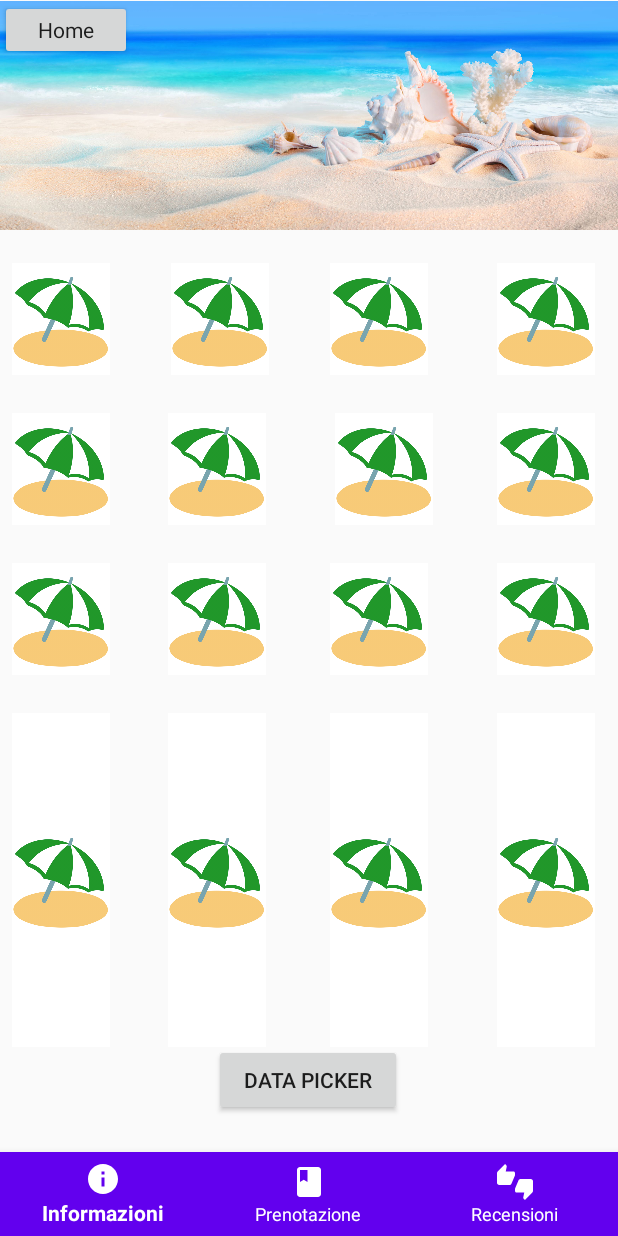
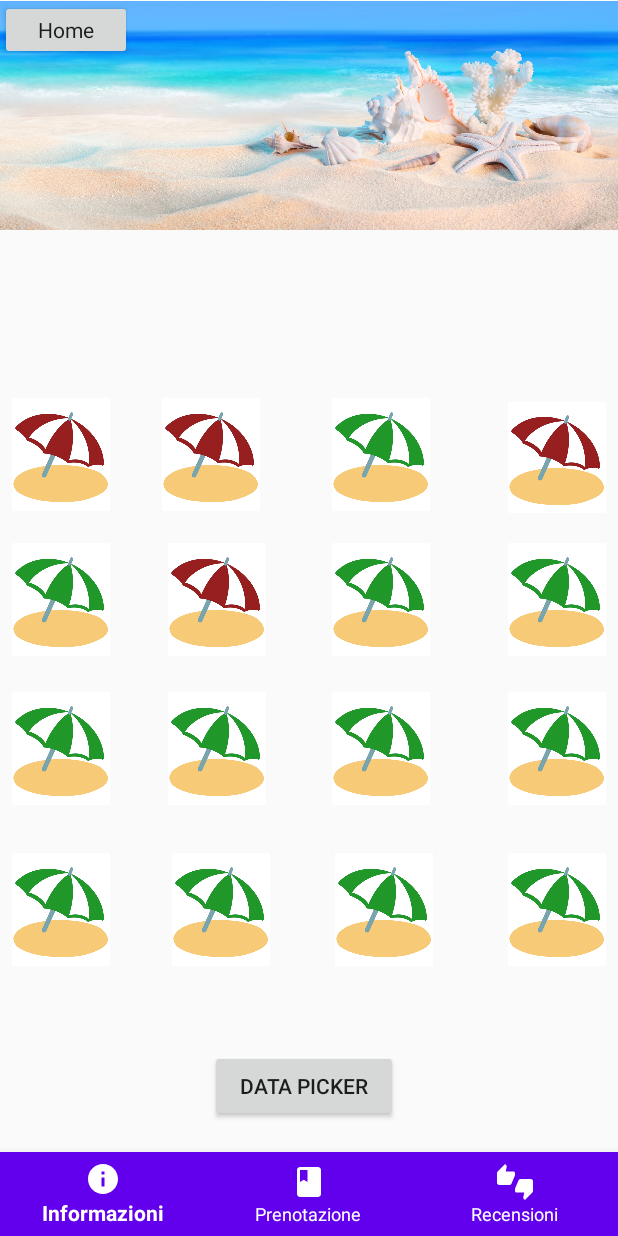
Before and after one commit to pinciaandrea/Tirocinio, an Android app: the ActivityTwo screen opened directly, with no data from a screen before it, on a phone screen of 412 x 824 dp. Run offline under Robolectric (Android 15) with nearby library versions, the phone set to English and light mode, and no system bars.

Commit message:
Funziona + migliorie

```diff
--- a/app/src/main/java/com/example/progetto/ActivityTwo.java
+++ b/app/src/main/java/com/example/progetto/ActivityTwo.java
@@ -19,7 +19,6 @@ import android.widget.ImageButton;
 import android.widget.Toast;
 
 import com.example.progetto.Database.DatabaseHelper;
-import com.example.progetto.Database.Model.Umbrella;
 
 import java.util.List;
 
@@ -57,22 +56,22 @@ public class ActivityTwo extends AppCompatActivity
             }
         };
 
-        img0 = findViewById(R.id.imageButton);
-        img1 = findViewById(R.id.imageButton2);
-        img2 = findViewById(R.id.imageButton3);
-        img3 = findViewById(R.id.imageButton4);
-        img4 = findViewById(R.id.imageButton9);
-        img5 = findViewById(R.id.imageButton17);
-        img6 = findViewById(R.id.imageButton8);
-        img7 = findViewById(R.id.imageButton6);
-        img8 = findViewById(R.id.imageButton12);
-        img9 = findViewById(R.id.imageButton5);
-        img10 = findViewById(R.id.imageButton10);
-        img11 = findViewById(R.id.imageButton11);
-        img12 = findViewById(R.id.imageButton14);
-        img13 = findViewById(R.id.imageButton13);
-        img14 = findViewById(R.id.imageButton15);
-        img15 = findViewById(R.id.imageButton16);
+        img0 = findViewById(R.id.ombrellone4);
+        img1 = findViewById(R.id.ombrellone1);
+        img2 = findViewById(R.id.ombrellone2);
+        img3 = findViewById(R.id.ombrellone3);
+        img4 = findViewById(R.id.ombrellone5);
+        img5 = findViewById(R.id.ombrellone6);
+        img6 = findViewById(R.id.ombrellone7);
+        img7 = findViewById(R.id.ombrellone8);
+        img8 = findViewById(R.id.ombrellone9);
+        img9 = findViewById(R.id.ombrellone10);
+        img10 = findViewById(R.id.ombrellone11);
+        img11 = findViewById(R.id.ombrellone12);
+        img12 = findViewById(R.id.ombrellone13);
+        img13 = findViewById(R.id.ombrellone14);
+        img14 = findViewById(R.id.ombrellone15);
+        img15 = findViewById(R.id.ombrellone16);
 
 
         Button dataButton = (Button) findViewById(R.id.button4);
--- a/app/src/main/java/com/example/progetto/Database/DatabaseHelper.java
+++ b/app/src/main/java/com/example/progetto/Database/DatabaseHelper.java
@@ -60,22 +60,22 @@ public class DatabaseHelper extends SQLiteOpenHelper {
     }
 
     public void InsertAllUmbrella(){
-        insertUmbrella(0, false);
-        insertUmbrella(1, false);
-        insertUmbrella(2, false);
-        insertUmbrella(3, false);
-        insertUmbrella(4, false);
-        insertUmbrella(5, false);
-        insertUmbrella(6, false);
-        insertUmbrella(7, false);
-        insertUmbrella(8, false);
-        insertUmbrella(9, false);
-        insertUmbrella(10, false);
-        insertUmbrella(11, false);
-        insertUmbrella(12, false);
-        insertUmbrella(13, false);
-        insertUmbrella(14, false);
-        insertUmbrella(15, false);
+        insertUmbrella(0, false); //ombrellone16
+        insertUmbrella(1, false); //ombrellone15
+        insertUmbrella(2, false); //ombrellone14
+        insertUmbrella(3, false); //ombrellone13
+        insertUmbrella(4, false);   //ombrellone12
+        insertUmbrella(5, false);   //ombrellone11
+        insertUmbrella(6, false);    //ombrellone10
+        insertUmbrella(7, false);    //ombrellone9
+        insertUmbrella(8, false);    //ombrellone8
+        insertUmbrella(9, false);    //ombrellone7
+        insertUmbrella(10, true);   //ombrellone6
+        insertUmbrella(11, false);  //ombrellone5
+        insertUmbrella(12, false);  //ombrellone3
+        insertUmbrella(13, true); //ombrellone1
+        insertUmbrella(14, true); //ombrellone2
+        insertUmbrella(15, true); //ombrellone4
 
 
     }
--- a/app/src/main/res/layout/activity_two.xml
+++ b/app/src/main/res/layout/activity_two.xml
@@ -41,281 +41,252 @@
 
         <ImageView
             android:id="@+id/imageView"
-            android:layout_width="match_parent"
+            android:layout_width="wrap_content"
             android:layout_height="154dp"
-            android:layout_marginBottom="21dp"
-            app:layout_constraintBottom_toTopOf="@+id/imageButton2"
-            app:layout_constraintEnd_toEndOf="parent"
-            app:layout_constraintStart_toStartOf="parent"
-            app:layout_constraintTop_toTopOf="parent"
             app:srcCompat="@drawable/vacanze_mare" />
 
         <ImageButton
-            android:id="@+id/imageButton2"
+            android:id="@+id/ombrellone1"
             android:layout_width="65dp"
-            android:layout_height="0dp"
+            android:layout_height="75dp"
             android:layout_marginStart="8dp"
-            android:layout_marginTop="175dp"
-            android:layout_marginBottom="25dp"
+            android:layout_marginTop="8dp"
+            android:layout_marginEnd="8dp"
+            android:layout_marginBottom="20dp"
             android:background="#FFFFFF"
+            android:onClick="btn_showdialogbusy"
             android:scaleType="fitCenter"
-            android:onClick="btn_showdialogbusy"
-            app:layout_constraintBottom_toTopOf="@+id/imageButton9"
+            app:layout_constraintBottom_toTopOf="@+id/ombrellone5"
+            app:layout_constraintEnd_toStartOf="@+id/ombrellone2"
+            app:layout_constraintHorizontal_bias="0.0"
             app:layout_constraintStart_toStartOf="parent"
-            app:layout_constraintTop_toTopOf="parent"
+            app:layout_constraintTop_toTopOf="@+id/button2"
+            app:layout_constraintVertical_bias="0.994"
             app:srcCompat="@drawable/umbrella_busy" />
 
         <ImageButton
-            android:id="@+id/imageButton5"
+            android:id="@+id/ombrellone10"
             android:layout_width="65dp"
-            android:layout_height="0dp"
-            android:layout_marginStart="112dp"
-            android:layout_marginTop="375dp"
-            android:layout_marginBottom="25dp"
+            android:layout_height="75dp"
+            android:layout_marginEnd="44dp"
+            android:layout_marginBottom="32dp"
             android:background="#FFFFFF"
+            android:onClick="btn_showdialogbusy"
             android:scaleType="fitCenter"
-            app:layout_constraintBottom_toTopOf="@+id/imageButton13"
-            app:layout_constraintStart_toStartOf="parent"
-            app:layout_constraintTop_toTopOf="parent"
-            app:layout_constraintVertical_bias="0.0"
-            app:srcCompat="@drawable/umbrella_busy"
-            android:onClick="btn_showdialogbusy"/>
+            app:layout_constraintBottom_toTopOf="@+id/ombrellone14"
+            app:layout_constraintEnd_toStartOf="@+id/ombrellone11"
+            app:srcCompat="@drawable/umbrella_busy" />
 
         <ImageButton
-            android:id="@+id/imageButton14"
+            android:id="@+id/ombrellone13"
             android:layout_width="65dp"
-            android:layout_height="0dp"
+            android:layout_height="75dp"
             android:layout_marginStart="8dp"
-            android:layout_marginTop="475dp"
-            android:layout_marginBottom="70dp"
+            android:layout_marginBottom="180dp"
             android:background="#FFFFFF"
+            android:onClick="btn_showdialogbusy"
             android:scaleType="fitCenter"
-            app:layout_constraintBottom_toTopOf="@+id/bottom_navigation"
+            app:layout_constraintBottom_toBottomOf="parent"
             app:layout_constraintStart_toStartOf="parent"
-            app:layout_constraintTop_toTopOf="parent"
-            app:srcCompat="@drawable/umbrella_busy"
-            android:onClick="btn_showdialogbusy"/>
+            app:srcCompat="@drawable/umbrella_busy" />
 
         <ImageButton
-            android:id="@+id/imageButton15"
+            android:id="@+id/ombrellone16"
             android:layout_width="65dp"
-            android:layout_height="0dp"
-            android:layout_marginStart="323dp"
-            android:layout_marginTop="475dp"
+            android:layout_height="75dp"
             android:layout_marginEnd="8dp"
-            android:layout_marginBottom="70dp"
+            android:layout_marginBottom="180dp"
             android:background="#FFFFFF"
+            android:onClick="btn_showdialogbusy"
             android:scaleType="fitCenter"
-            app:layout_constraintBottom_toTopOf="@+id/bottom_navigation"
+            app:layout_constraintBottom_toBottomOf="parent"
             app:layout_constraintEnd_toEndOf="parent"
-            app:layout_constraintStart_toStartOf="parent"
-            app:layout_constraintTop_toTopOf="parent"
-            app:srcCompat="@drawable/umbrella_busy"
-            android:onClick="btn_showdialogbusy"/>
+            app:srcCompat="@drawable/umbrella_busy" />
 
         <ImageButton
-            android:id="@+id/imageButton6"
+            android:id="@+id/ombrellone8"
             android:layout_width="65dp"
-            android:layout_height="0dp"
-            android:layout_marginStart="323dp"
-            android:layout_marginTop="275dp"
+            android:layout_height="75dp"
             android:layout_marginEnd="8dp"
-            android:layout_marginBottom="25dp"
+            android:layout_marginBottom="24dp"
             android:background="#FFFFFF"
+            android:onClick="btn_showdialogbusy"
             android:scaleType="fitCenter"
-            app:layout_constraintBottom_toTopOf="@+id/imageButton10"
+            app:layout_constraintBottom_toTopOf="@+id/ombrellone12"
             app:layout_constraintEnd_toEndOf="parent"
-            app:layout_constraintStart_toStartOf="parent"
-            app:layout_constraintTop_toTopOf="parent"
-            app:srcCompat="@drawable/umbrella_busy"
-            android:onClick="btn_showdialogbusy"/>
+            app:srcCompat="@drawable/umbrella_busy" />
 
         <ImageButton
-            android:id="@+id/imageButton11"
+            android:id="@+id/ombrellone11"
             android:layout_width="65dp"
-            android:layout_height="0dp"
-            android:layout_marginStart="220dp"
-            android:layout_marginTop="375dp"
-            android:layout_marginBottom="25dp"
+            android:layout_height="75dp"
+            android:layout_marginEnd="52dp"
+            android:layout_marginBottom="32dp"
             android:background="#FFFFFF"
+            android:onClick="btn_showdialogbusy"
             android:scaleType="fitCenter"
-            app:layout_constraintBottom_toTopOf="@+id/imageButton16"
-            app:layout_constraintStart_toStartOf="parent"
-            app:layout_constraintTop_toTopOf="parent"
-            app:layout_constraintVertical_bias="0.0"
-            app:srcCompat="@drawable/umbrella_busy"
-            android:onClick="btn_showdialogbusy"/>
+            app:layout_constraintBottom_toTopOf="@+id/ombrellone15"
+            app:layout_constraintEnd_toStartOf="@+id/ombrellone12"
+            app:srcCompat="@drawable/umbrella_busy" />
 
         <ImageButton
-            android:id="@+id/imageButton17"
+            android:id="@+id/ombrellone6"
             android:layout_width="65dp"
-            android:layout_height="0dp"
-            android:layout_marginStart="112dp"
-            android:layout_marginTop="275dp"
-            android:layout_marginBottom="25dp"
+            android:layout_height="75dp"
+            android:layout_marginEnd="44dp"
+            android:layout_marginBottom="24dp"
             android:background="#FFFFFF"
+            android:onClick="btn_showdialogbusy"
             android:scaleType="fitCenter"
-            app:layout_constraintBottom_toTopOf="@+id/imageButton5"
-            app:layout_constraintStart_toStartOf="parent"
-            app:layout_constraintTop_toTopOf="parent"
-            app:layout_constraintVertical_bias="0.3"
-            app:srcCompat="@drawable/umbrella_busy"
-            android:onClick="btn_showdialogbusy"/>
+            app:layout_constraintBottom_toTopOf="@+id/ombrellone10"
+            app:layout_constraintEnd_toStartOf="@+id/ombrellone7"
+            app:srcCompat="@drawable/umbrella_busy" />
 
         <ImageButton
-            android:id="@+id/imageButton12"
+            android:id="@+id/ombrellone9"
             android:layout_width="65dp"
-            android:layout_height="0dp"
+            android:layout_height="75dp"
             android:layout_marginStart="8dp"
-            android:layout_marginTop="375dp"
-            android:layout_marginBottom="25dp"
+            android:layout_marginEnd="36dp"
+            android:layout_marginBottom="32dp"
             android:background="#FFFFFF"
+            android:onClick="btn_showdialogbusy"
             android:scaleType="fitCenter"
-            app:layout_constraintBottom_toTopOf="@+id/imageButton14"
+            app:layout_constraintBottom_toTopOf="@+id/ombrellone13"
+            app:layout_constraintEnd_toStartOf="@+id/ombrellone10"
+            app:layout_constraintHorizontal_bias="0.0"
             app:layout_constraintStart_toStartOf="parent"
-            app:layout_constraintTop_toTopOf="parent"
-            app:layout_constraintVertical_bias="0.0"
-            app:srcCompat="@drawable/umbrella_busy"
-            android:onClick="btn_showdialogbusy" />
+            app:srcCompat="@drawable/umbrella_busy" />
 
         <ImageButton
-            android:id="@+id/imageButton"
+            android:id="@+id/ombrellone4"
             android:layout_width="65dp"
-            android:layout_height="0dp"
-            android:layout_marginStart="323dp"
-            android:layout_marginTop="175dp"
+            android:layout_height="74dp"
+            android:layout_marginTop="8dp"
             android:layout_marginEnd="8dp"
-            android:layout_marginBottom="25dp"
+            android:layout_marginBottom="20dp"
             android:background="#FFFFFF"
+            android:onClick="btn_showdialogbusy"
             android:scaleType="fitCenter"
-            app:layout_constraintBottom_toTopOf="@+id/imageButton6"
+            app:layout_constraintBottom_toTopOf="@+id/ombrellone8"
             app:layout_constraintEnd_toEndOf="parent"
-            app:layout_constraintStart_toStartOf="parent"
             app:layout_constraintTop_toTopOf="parent"
-            app:layout_constraintVertical_bias="0.0"
-            app:srcCompat="@drawable/umbrella_busy"
-            android:onClick="btn_showdialogbusy"/>
+            app:layout_constraintVertical_bias="1.0"
+            app:srcCompat="@drawable/umbrella_busy" />
 
         <ImageButton
-            android:id="@+id/imageButton3"
+            android:id="@+id/ombrellone2"
             android:layout_width="65dp"
-            android:layout_height="0dp"
-            android:layout_marginStart="114dp"
-            android:layout_marginTop="175dp"
-            android:layout_marginBottom="25dp"
+            android:layout_height="75dp"
+            android:layout_marginTop="8dp"
+            android:layout_marginEnd="48dp"
+            android:layout_marginBottom="20dp"
             android:background="#FFFFFF"
+            android:onClick="btn_showdialogfree3"
             android:scaleType="fitCenter"
-            android:onClick="btn_showdialogfree3"
-            app:layout_constraintBottom_toTopOf="@+id/imageButton17"
-            app:layout_constraintStart_toStartOf="parent"
+            app:layout_constraintBottom_toTopOf="@+id/ombrellone6"
+            app:layout_constraintEnd_toStartOf="@+id/ombrellone3"
             app:layout_constraintTop_toTopOf="parent"
+            app:layout_constraintVertical_bias="0.994"
             app:srcCompat="@drawable/umbrella_free" />
 
         <ImageButton
-            android:id="@+id/imageButton8"
+            android:id="@+id/ombrellone7"
             android:layout_width="65dp"
-            android:layout_height="0dp"
-            android:layout_marginStart="223dp"
-            android:layout_marginTop="275dp"
-            android:layout_marginBottom="25dp"
+            android:layout_height="75dp"
+            android:layout_marginEnd="52dp"
+            android:layout_marginBottom="24dp"
             android:background="#FFFFFF"
+            android:onClick="btn_showdialogfree8"
             android:scaleType="fitCenter"
-            app:layout_constraintBottom_toTopOf="@+id/imageButton11"
-            app:layout_constraintStart_toStartOf="parent"
-            app:layout_constraintTop_toTopOf="parent"
-            app:srcCompat="@drawable/umbrella_free"
-            android:onClick="btn_showdialogfree8"/>
+            app:layout_constraintBottom_toTopOf="@+id/ombrellone11"
+            app:layout_constraintEnd_toStartOf="@+id/ombrellone8"
+            app:srcCompat="@drawable/umbrella_free" />
 
         <ImageButton
-            android:id="@+id/imageButton16"
+            android:id="@+id/ombrellone15"
             android:layout_width="65dp"
-            android:layout_height="0dp"
-            android:layout_marginStart="220dp"
-            android:layout_marginTop="475dp"
-            android:layout_marginBottom="70dp"
+            android:layout_height="75dp"
+            android:layout_marginBottom="180dp"
             android:background="#FFFFFF"
+            android:onClick="btn_showdialogfree16"
             android:scaleType="fitCenter"
-            app:layout_constraintBottom_toTopOf="@+id/bottom_navigation"
+            app:layout_constraintBottom_toBottomOf="parent"
+            app:layout_constraintEnd_toEndOf="parent"
+            app:layout_constraintHorizontal_bias="0.644"
             app:layout_constraintStart_toStartOf="parent"
-            app:layout_constraintTop_toTopOf="parent"
-            app:srcCompat="@drawable/umbrella_free"
-            android:onClick="btn_showdialogfree16"/>
+            app:srcCompat="@drawable/umbrella_free" />
 
         <ImageButton
-            android:id="@+id/imageButton13"
+            android:id="@+id/ombrellone14"
             android:layout_width="65dp"
-            android:layout_height="0dp"
-            android:layout_marginStart="112dp"
-            android:layout_marginTop="475dp"
-            android:layout_marginBottom="70dp"
+            android:layout_height="75dp"
+            android:layout_marginEnd="232dp"
+            android:layout_marginBottom="180dp"
             android:background="#FFFFFF"
+            android:onClick="btn_showdialogfree13"
             android:scaleType="fitCenter"
-            app:layout_constraintBottom_toTopOf="@+id/bottom_navigation"
-            app:layout_constraintStart_toStartOf="parent"
-            app:layout_constraintTop_toTopOf="parent"
-            app:srcCompat="@drawable/umbrella_free"
-            android:onClick="btn_showdialogfree13"/>
+            app:layout_constraintBottom_toBottomOf="parent"
+            app:layout_constraintEnd_toEndOf="parent"
+            app:srcCompat="@drawable/umbrella_free" />
 
         <ImageButton
-            android:id="@+id/imageButton9"
+            android:id="@+id/ombrellone5"
             android:layout_width="65dp"
-            android:layout_height="0dp"
+            android:layout_height="75dp"
             android:layout_marginStart="8dp"
-            android:layout_marginTop="275dp"
-            android:layout_marginBottom="25dp"
+            android:layout_marginEnd="8dp"
+            android:layout_marginBottom="24dp"
             android:background="#FFFFFF"
+            android:onClick="btn_showdialogfree9"
             android:scaleType="fitCenter"
-            app:layout_constraintBottom_toTopOf="@+id/imageButton12"
+            app:layout_constraintBottom_toTopOf="@+id/ombrellone9"
+            app:layout_constraintEnd_toStartOf="@+id/ombrellone6"
+            app:layout_constraintHorizontal_bias="0.0"
             app:layout_constraintStart_toStartOf="parent"
-            app:layout_constraintTop_toTopOf="parent"
-            app:layout_constraintVertical_bias="0.312"
-            app:srcCompat="@drawable/umbrella_free"
-            android:onClick="btn_showdialogfree9"/>
+            app:srcCompat="@drawable/umbrella_free" />
 
         <ImageButton
-            android:id="@+id/imageButton10"
+            android:id="@+id/ombrellone12"
             android:layout_width="65dp"
-            android:layout_height="0dp"
-            android:layout_marginStart="323dp"
-            android:layout_marginTop="375dp"
+            android:layout_height="75dp"
             android:layout_marginEnd="8dp"
-            android:layout_marginBottom="25dp"
+            android:layout_marginBottom="32dp"
             android:background="#FFFFFF"
+            android:onClick="btn_showdialogfree10"
             android:scaleType="fitCenter"
-            app:layout_constraintBottom_toTopOf="@+id/imageButton15"
+            app:layout_constraintBottom_toTopOf="@+id/ombrellone16"
             app:layout_constraintEnd_toEndOf="parent"
-            app:layout_constraintStart_toStartOf="parent"
-            app:layout_constraintTop_toTopOf="parent"
-            app:layout_constraintVertical_bias="0.0"
-            app:srcCompat="@drawable/umbrella_free"
-            android:onClick="btn_showdialogfree10"/>
+            app:srcCompat="@drawable/umbrella_free" />
 
         <ImageButton
-            android:id="@+id/imageButton4"
+            android:id="@+id/ombrellone3"
             android:layout_width="65dp"
-            android:layout_height="0dp"
-            android:layout_marginStart="220dp"
-            android:layout_marginTop="175dp"
-            android:layout_marginBottom="25dp"
+            android:layout_height="75dp"
+            android:layout_marginTop="8dp"
+            android:layout_marginEnd="52dp"
+            android:layout_marginBottom="20dp"
             android:background="#FFFFFF"
+            android:onClick="btn_showdialogfree4"
             android:scaleType="fitCenter"
-            app:layout_constraintBottom_toTopOf="@+id/imageButton8"
-            app:layout_constraintStart_toStartOf="parent"
+            app:layout_constraintBottom_toTopOf="@+id/ombrellone7"
+            app:layout_constraintEnd_toStartOf="@+id/ombrellone4"
             app:layout_constraintTop_toTopOf="parent"
-            app:layout_constraintVertical_bias="0.0"
-            app:srcCompat="@drawable/umbrella_free"
-            android:onClick="btn_showdialogfree4"/>
+            app:layout_constraintVertical_bias="0.994"
+            app:srcCompat="@drawable/umbrella_free" />
 
         <Button
             android:id="@+id/button4"
             android:layout_width="125dp"
             android:layout_height="wrap_content"
+            android:layout_marginStart="140dp"
+            android:layout_marginEnd="8dp"
+            android:layout_marginBottom="76dp"
             android:gravity="center"
-            android:layout_marginBottom="80dp"
-            android:layout_marginLeft="190dp"
             android:text="Data Picker"
             app:layout_constraintBottom_toBottomOf="parent"
-            app:layout_constraintEnd_toStartOf="@+id/imageButton16"
+            app:layout_constraintEnd_toEndOf="parent"
+            app:layout_constraintHorizontal_bias="0.0"
             app:layout_constraintStart_toStartOf="parent" />
 
     </android.support.constraint.ConstraintLayout>
```
